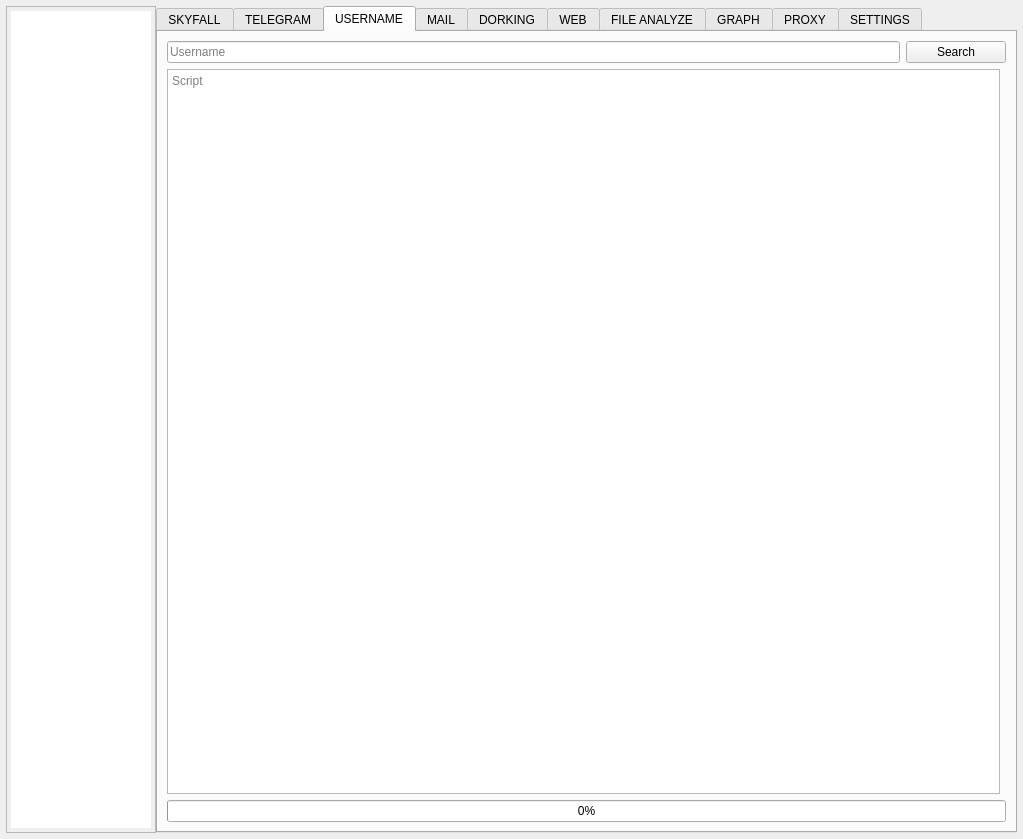
Before: the Qt Designer form resources/form.ui in Nighty3098/SkyFall, drawn with Qt 5.
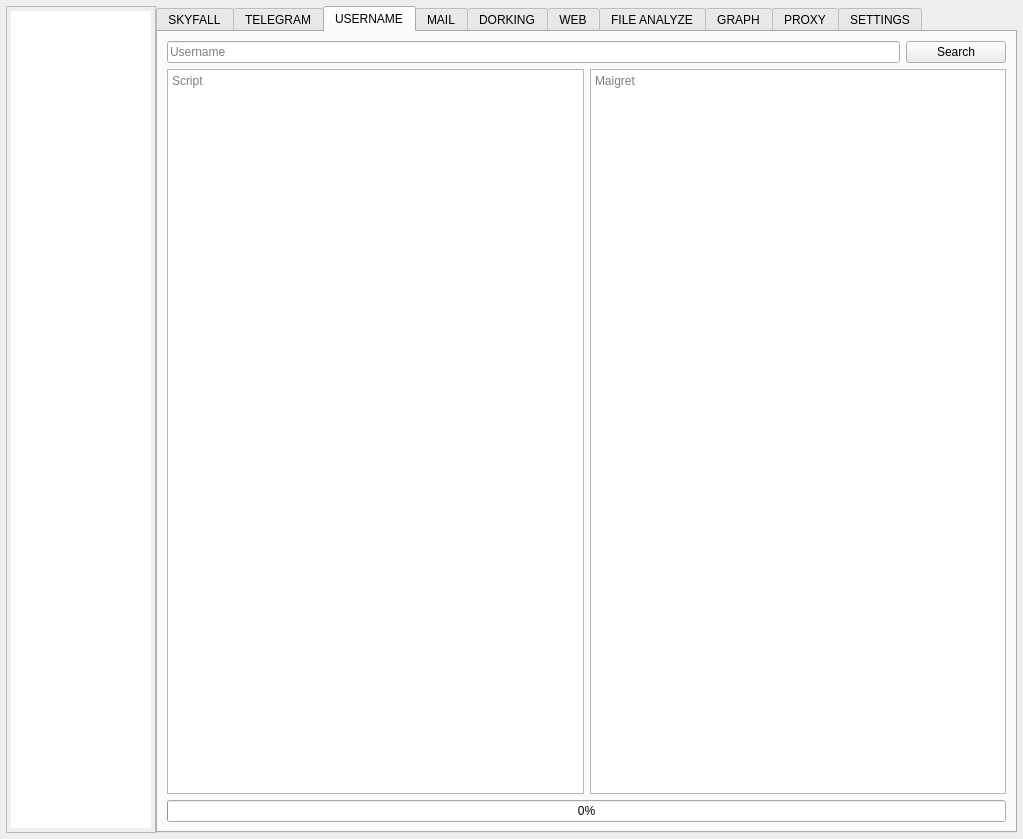
After: the same form once the commit is applied. The open tabs and pages were chosen to show the change. Custom widgets are drawn as their Qt base class.

Commit message:
refactor(maigret): extract MaigretSearch into separate module
- Create src/modules/maigret_search.py with standalone MaigretSearch class
- Remove maigret code from src/modules/username_search.py (UsernameSearch)
- Update UsernameController to accept MaigretSearch as separate dependency
- Wire MaigretSearch instantiation in main.py
- Add maigretDebug QPlainTextEdit widget to form UI

```diff
--- a/resources/form.ui
+++ b/resources/form.ui
@@ -589,6 +589,13 @@
             </property>
            </widget>
           </item>
+          <item row="2" column="1">
+           <widget class="QPlainTextEdit" name="maigretDebug">
+            <property name="placeholderText">
+             <string>Maigret</string>
+            </property>
+           </widget>
+          </item>
          </layout>
         </widget>
         <widget class="QWidget" name="mailToolsTab">
```
Left out of the diff: 2 changed lines with no effect on the pictures. The commit also changes 5 other files.
